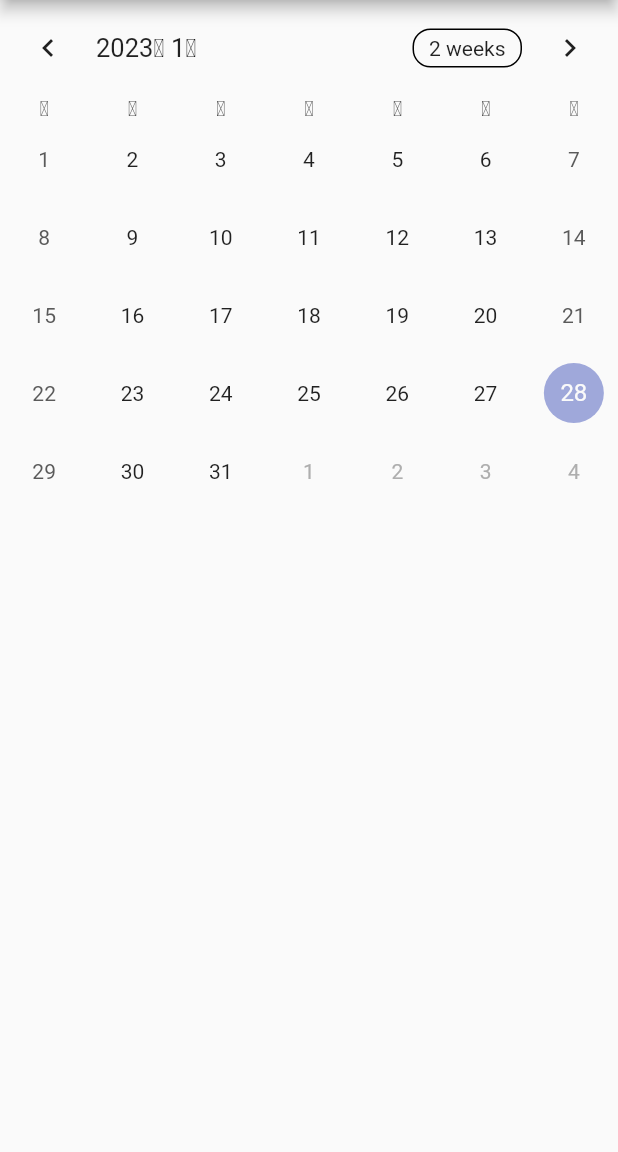
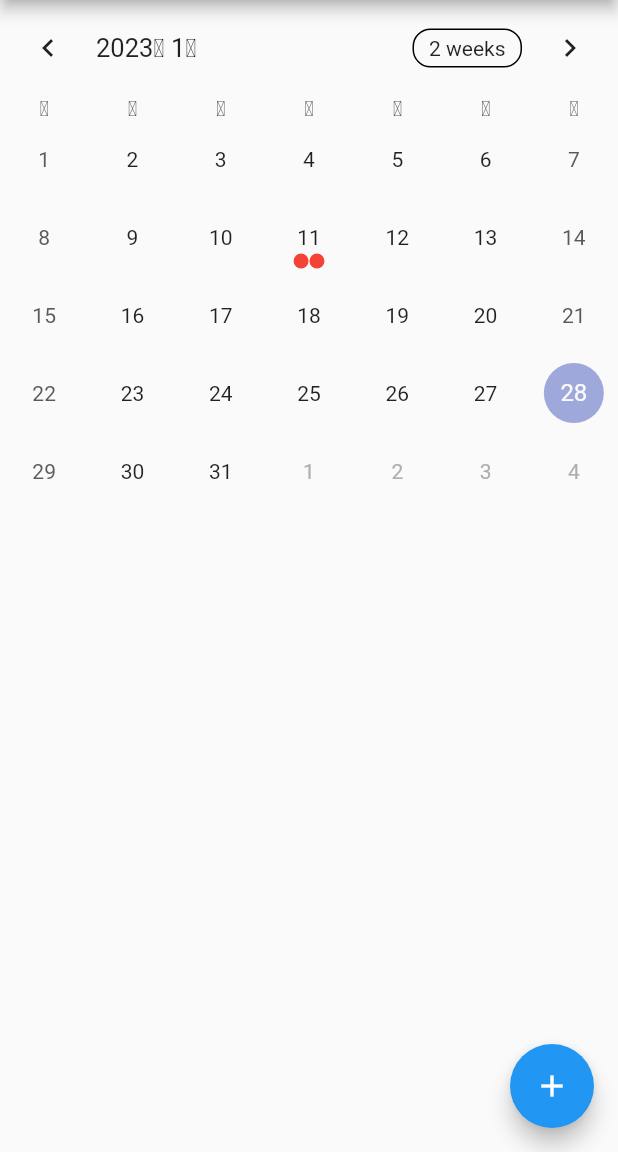
Before and after one commit to Uheeking/flutter_todo, a Flutter app: the screen it shows after launch, on a phone screen of 412 x 824 dp, the part 84-1236 px from its top. Run offline on Flutter 3.47's test engine with Material 2 defaults, Android fonts, the phone set to English and light mode, and no system bars; drawn by our look-alikes of table_calendar.

Commit message:
crate a marker and floationActionButton

```diff
--- a/lib/calendar.dart
+++ b/lib/calendar.dart
@@ -1,3 +1,4 @@
+import 'package:flutter/material.dart';
 import 'package:flutter/src/widgets/container.dart';
 import 'package:flutter/src/widgets/framework.dart';
 import 'package:table_calendar/table_calendar.dart';
@@ -10,6 +11,14 @@ class Calendar extends StatefulWidget {
 }
 
 class _CalendarState extends State<Calendar> {
+  Map<DateTime, List<Event>> events = {
+    DateTime.utc(2023, 1, 11): [Event('title'), Event('title2')],
+  };
+
+  List<Event> _getEventsForDay(DateTime day) {
+    return events[day] ?? [];
+  }
+
   var _calendarFormat = CalendarFormat.month;
 
   @override
@@ -26,6 +35,18 @@ class _CalendarState extends State<Calendar> {
           _calendarFormat = format;
         });
       },
+      calendarStyle: CalendarStyle(
+        markerSize: 10.0,
+        markerDecoration:
+            BoxDecoration(color: Colors.red, shape: BoxShape.circle),
+      ),
+      eventLoader: _getEventsForDay,
     );
   }
 }
+
+class Event {
+  String title;
+
+  Event(this.title);
+}
--- a/lib/todo.dart
+++ b/lib/todo.dart
@@ -2,6 +2,7 @@ import 'package:flutter/material.dart';
 import 'package:flutter/src/widgets/container.dart';
 import 'package:flutter/src/widgets/framework.dart';
 import 'package:todo/calendar.dart';
+import 'package:todo/todoAdd.dart';
 
 class Todo extends StatefulWidget {
   const Todo({super.key});
@@ -16,6 +17,13 @@ class _TodoState extends State<Todo> {
     return Scaffold(
       appBar: AppBar(title: Text('todolist')),
       body: Calendar(),
+      floatingActionButton: FloatingActionButton(
+        onPressed: () {
+          Navigator.push(
+              context, MaterialPageRoute(builder: (context) => TodoAdd()));
+        },
+        child: Icon(Icons.add),
+      ),
     );
   }
 }
```
Also changed, not shown: lib/todoAdd.dart (added, +21 -0 lines).
